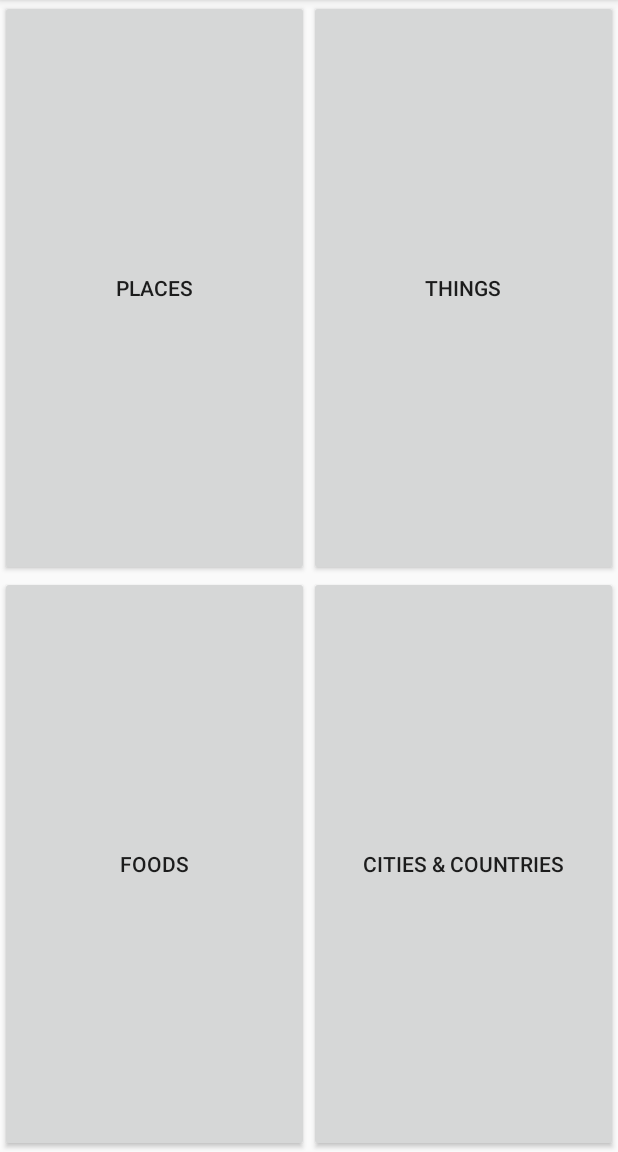
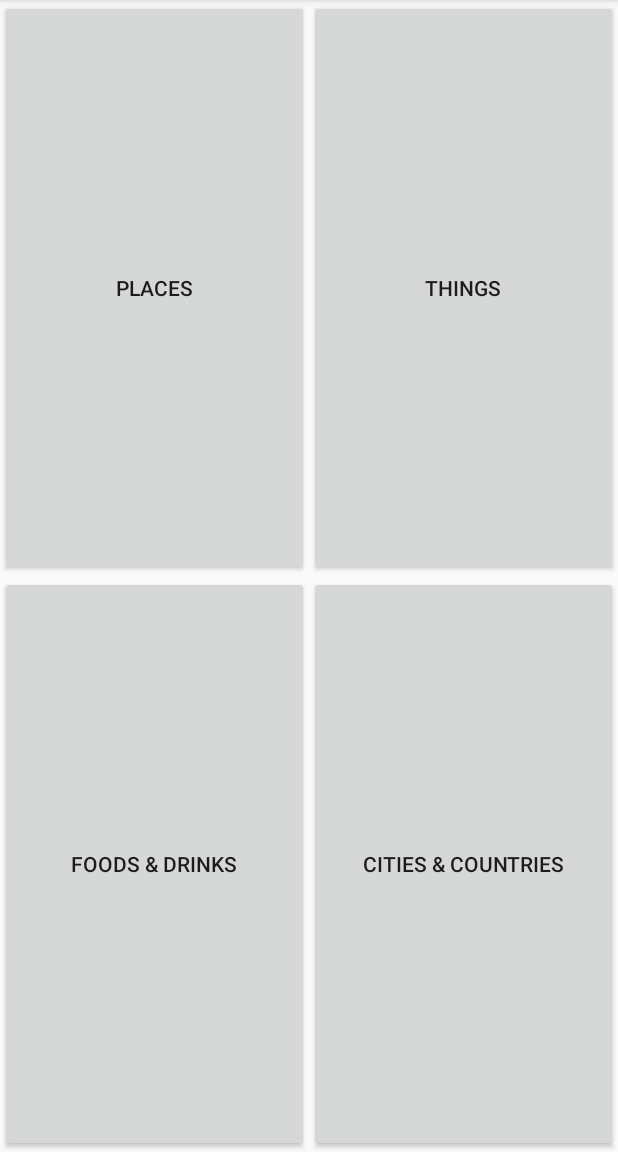
Before and after one commit to AOC157/find-game, an Android app: the MenuActivity screen opened directly, with no data from a screen before it, on a phone screen of 412 x 824 dp, the part 84-1236 px from its top. Run offline under Robolectric (Android 15) with nearby library versions, the light colour scheme and no system bars.

Commit message:
change food into food and drink

```diff
--- a/app/src/main/res/values/strings.xml
+++ b/app/src/main/res/values/strings.xml
@@ -8,11 +8,11 @@
     <string name="spy">Spy</string>
     <string name="start">START</string>
     <string name="places">Places</string>
-    <string name="foods">Foods</string>
+    <string name="foods">Foods &amp; Drinks</string>
     <string name="things">Things</string>
     <string name="place">Place</string>
     <string name="thing">Thing</string>
-    <string name="food">Food</string>
+    <string name="food">Food &amp; drink</string>
     <string name="cities">Cities &amp; countries</string>
     <string name="role">Tap to show your role</string>
     <string name="hide">tap to hide</string>
```
Also changed, not shown: 1 other file.
